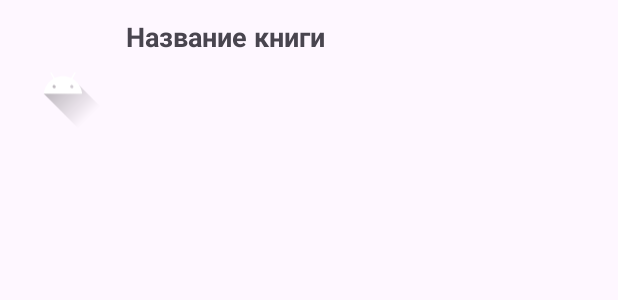
After one commit to Kurs05/myapp, an Android app: the layout item_book.xml on its own in the app's theme, with its tools: preview values and no code run, on a phone screen of 412 x 824 dp. The commit adds this screen. Shown: the top 300 px of the screen. Run offline under Robolectric (Android 15) with nearby library versions, the phone set to English and light mode, and no system bars.

Commit message:
принимай нахуй!

```diff
--- /dev/null
+++ b/app/src/main/res/layout/item_book.xml
@@ -0,0 +1,31 @@
+<?xml version="1.0" encoding="utf-8"?>
+<androidx.constraintlayout.widget.ConstraintLayout
+    xmlns:android="http://schemas.android.com/apk/res/android"
+    xmlns:app="http://schemas.android.com/apk/res-auto"
+    android:layout_width="match_parent"
+    android:layout_height="wrap_content"
+    android:padding="12dp">
+
+    <ImageView
+        android:id="@+id/bookImage"
+        android:layout_width="60dp"
+        android:layout_height="90dp"
+        android:contentDescription="Обложка книги"
+        android:src="@drawable/ic_launcher_foreground"
+        app:layout_constraintStart_toStartOf="parent"
+        app:layout_constraintTop_toTopOf="parent" />
+
+    <TextView
+        android:id="@+id/bookTitle"
+        android:layout_width="0dp"
+        android:layout_height="wrap_content"
+        android:text="Название книги"
+        android:textSize="18sp"
+        android:textStyle="bold"
+        android:maxLines="2"
+        app:layout_constraintStart_toEndOf="@id/bookImage"
+        app:layout_constraintTop_toTopOf="@id/bookImage"
+        app:layout_constraintEnd_toEndOf="parent"
+        android:layout_marginStart="12dp" />
+
+</androidx.constraintlayout.widget.ConstraintLayout>
```
Also changed, not shown: app/src/main/java/com/example/myapp/MainActivity.kt (+28 -33 lines), app/src/main/java/com/example/myapp/data/BookDao.kt (+12 -0 lines), app/src/main/java/com/example/myapp/data/adapter/BookAdapter.kt (added, +38 -0 lines), app/src/main/res/layout/activity_main.xml (+26 -25 lines).
